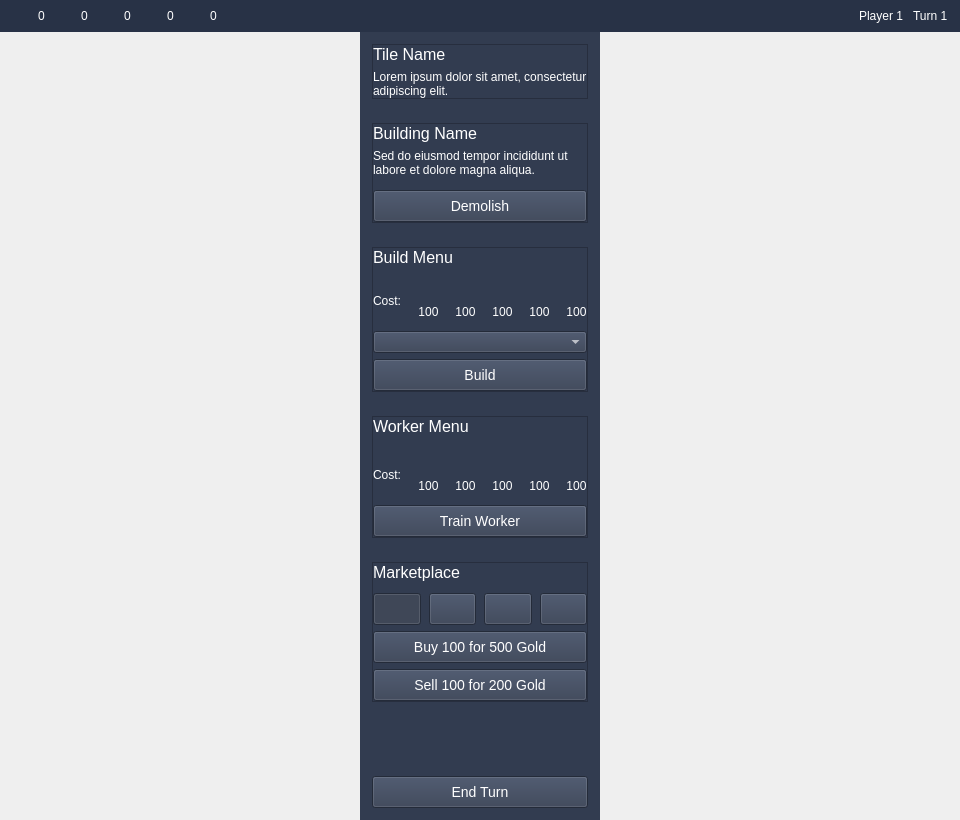
This is Game/mapwindow.ui in jonspe/ohj3-pirkanmaan-valloitus as Qt 5 draws it before an edit. The edited form follows.
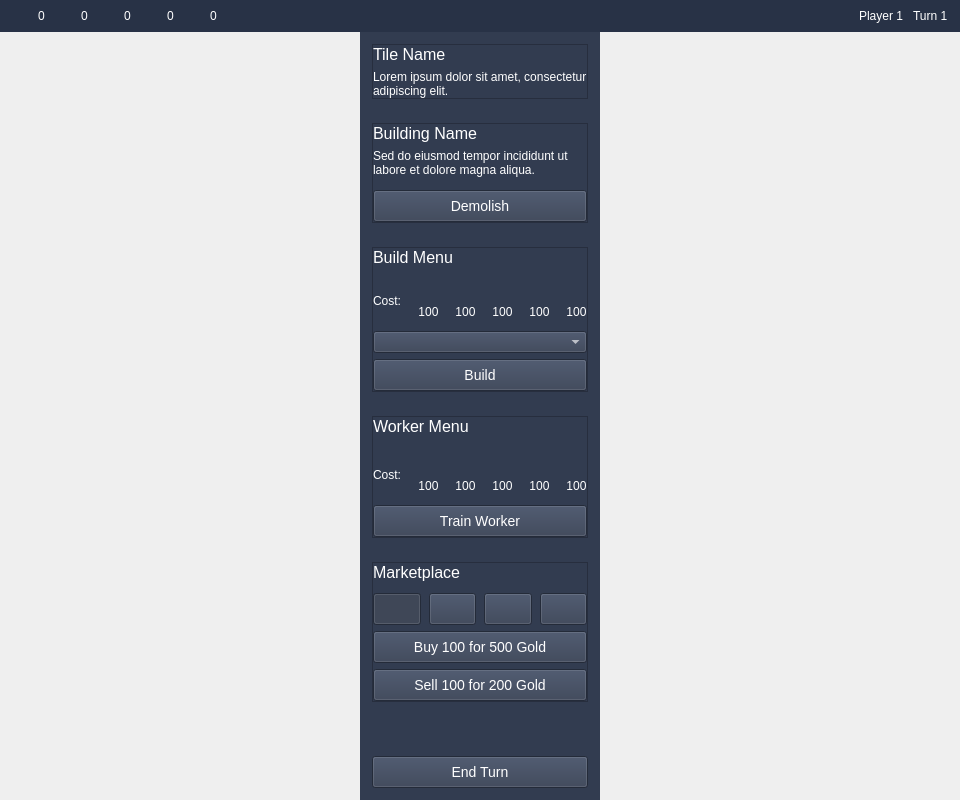
This is the edited form. Icons and pictures are not drawn.

What changed in the file:
```diff
--- a/Game/mapwindow.ui
+++ b/Game/mapwindow.ui
@@ -7,7 +7,7 @@
     <x>0</x>
     <y>0</y>
     <width>960</width>
-    <height>820</height>
+    <height>800</height>
    </rect>
   </property>
   <property name="sizePolicy">
```
